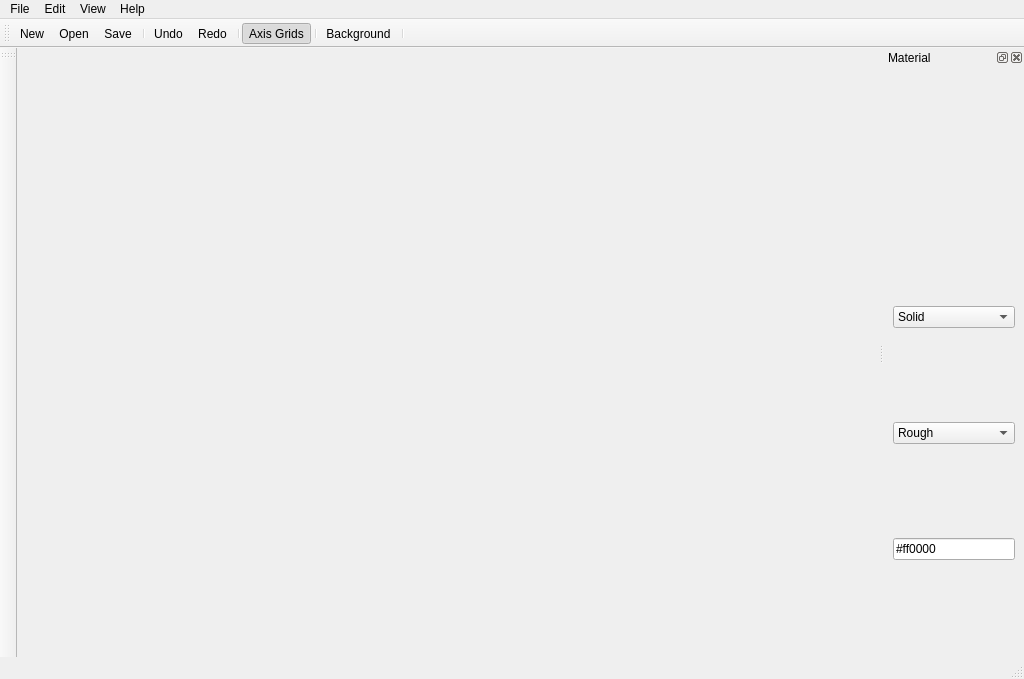
This is mainwindow.ui in Lynx3d/VoxelGem as Qt 5 draws it before an edit. The edited form follows.
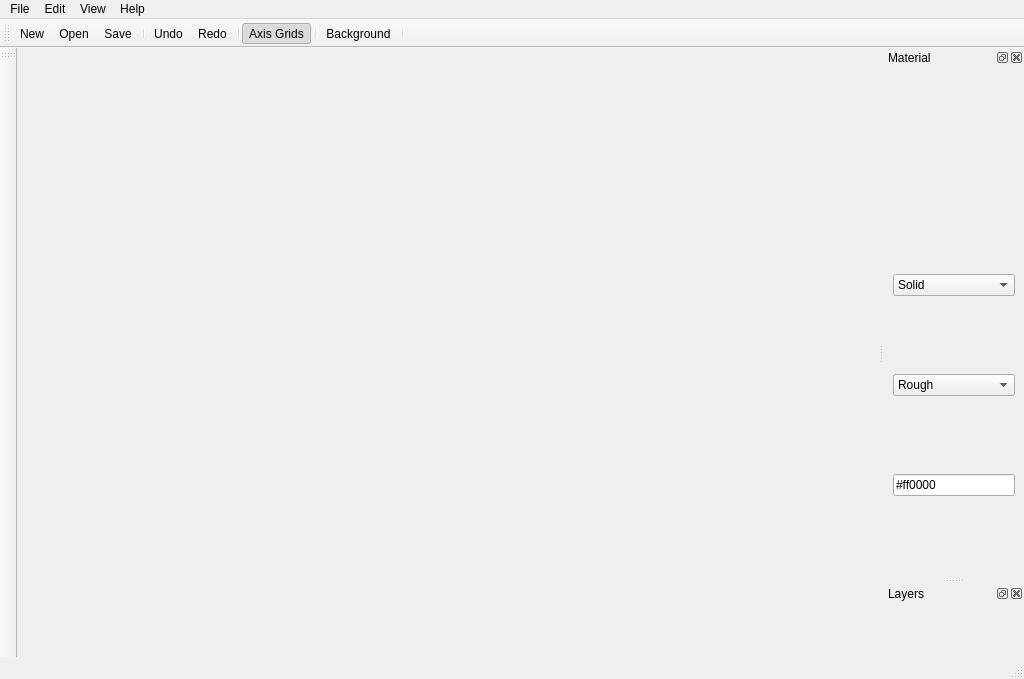
This is the edited form. Icons and pictures are not drawn. Custom widgets are drawn as their Qt base class.

Commit message: Implement a scene proxy class and finally connect layer editor with scene.

Diff of the .ui file:
```diff
--- a/mainwindow.ui
+++ b/mainwindow.ui
@@ -278,6 +278,15 @@
     </layout>
    </widget>
   </widget>
+  <widget class="QDockWidget" name="layer_editor">
+   <property name="windowTitle">
+    <string>Layers</string>
+   </property>
+   <attribute name="dockWidgetArea">
+    <number>2</number>
+   </attribute>
+   <widget class="QWidget" name="layers"/>
+  </widget>
   <action name="action_exit">
    <property name="icon">
     <iconset>
```
The commit also changes 11 other files.
